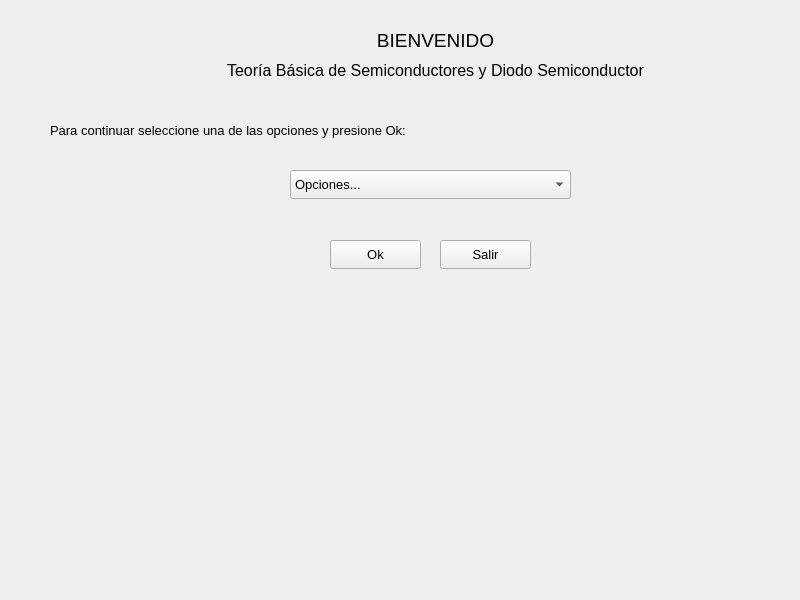
Old version of the form aplicacion/Tarea2_electronica/main_window.ui in the repository jacobbonilla21/electronica.
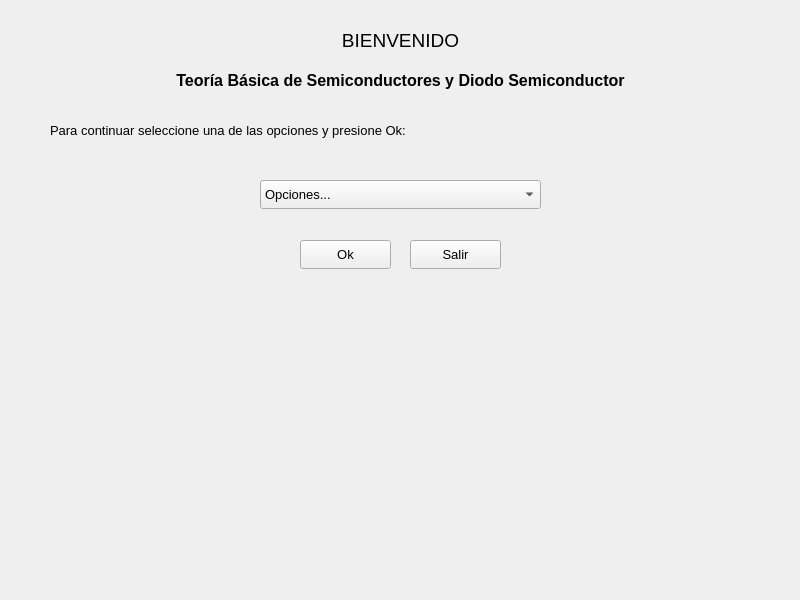
New version of the form.

Diff of the .ui file:
```diff
--- a/aplicacion/Tarea2_electronica/main_window.ui
+++ b/aplicacion/Tarea2_electronica/main_window.ui
@@ -16,9 +16,9 @@
   <widget class="QLabel" name="label">
    <property name="geometry">
     <rect>
-     <x>320</x>
+     <x>290</x>
      <y>30</y>
-     <width>231</width>
+     <width>221</width>
      <height>21</height>
     </rect>
    </property>
@@ -56,8 +56,8 @@
   <widget class="QComboBox" name="Seleccion_menu">
    <property name="geometry">
     <rect>
-     <x>290</x>
-     <y>170</y>
+     <x>260</x>
+     <y>180</y>
      <width>281</width>
      <height>29</height>
     </rect>
@@ -95,7 +95,7 @@
   <widget class="QPushButton" name="OkBoton">
    <property name="geometry">
     <rect>
-     <x>330</x>
+     <x>300</x>
      <y>240</y>
      <width>91</width>
      <height>29</height>
@@ -113,15 +113,16 @@
   <widget class="QLabel" name="label_3">
    <property name="geometry">
     <rect>
-     <x>210</x>
-     <y>60</y>
-     <width>451</width>
+     <x>160</x>
+     <y>70</y>
+     <width>481</width>
      <height>21</height>
     </rect>
    </property>
    <property name="font">
     <font>
      <pointsize>12</pointsize>
+     <bold>true</bold>
     </font>
    </property>
    <property name="text">
@@ -134,7 +135,7 @@
   <widget class="QPushButton" name="ExitBoton">
    <property name="geometry">
     <rect>
-     <x>440</x>
+     <x>410</x>
      <y>240</y>
      <width>91</width>
      <height>29</height>
```
Left out of the diff: 4 changed lines with no effect on the pictures.
